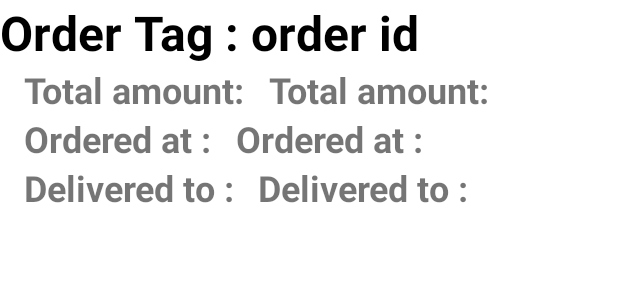
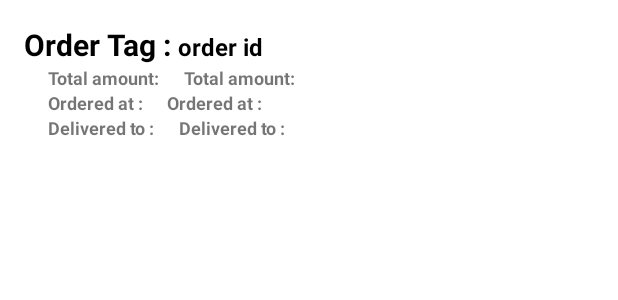
Before and after one commit to majdi221/TuniFy-Android, an Android app: the layout order_row.xml on its own in the app's theme, with its tools: preview values and no code run, on a phone screen of 412 x 824 dp. Shown: the top 300 px of the screen. Run offline under Robolectric (Android 15) with nearby library versions, the phone set to English and light mode, and no system bars; network calls fail.

Commit message:
displaying orders

```diff
--- a/app/src/main/java/com/esprit/tunify/CartFragment.kt
+++ b/app/src/main/java/com/esprit/tunify/CartFragment.kt
@@ -55,7 +55,7 @@ class CartFragment : Fragment() {
         cB.setOnClickListener {
             //val cart = getCart()
             val items: MutableList<items> = arrayListOf()
-            val order: Order = Order("", User("", "", "", "", "", "", ""), items, 0.0, "", Date())
+            val order: Order = Order("", "", items, 0.0, "", Date())
             var total = 0.0
             val sp: SharedPreferences = requireActivity().getSharedPreferences(Constants.SHARED_PREF_SESSION, MODE_PRIVATE)
             val user = sp.getString("USER_DATA", null)
@@ -83,7 +83,7 @@ class CartFragment : Fragment() {
              order.totalCost=total
              order.createdAt=Date()
              order.user=sessionUser*/
-            val orderr = OrderService.OrderBody(sessionUser, items, total, "address", Date())
+            val orderr = OrderService.OrderBody(sessionUser._id, items, total, "address", Date())
             Log.d("Order", "= " + order)
             addOrder(orderr)
 
--- a/app/src/main/java/com/esprit/tunify/OrderFragment.kt
+++ b/app/src/main/java/com/esprit/tunify/OrderFragment.kt
@@ -50,6 +50,7 @@ class OrderFragment : Fragment() {
                         Log.d("success", "orders printed " + response.body())
                         orders = response.body()?.order as MutableList<Order>
                         println(response.body())
+                        initAdapter(view)
                     } else {
                         Log.d("response", "error code is = " + response.code())
                     }
@@ -67,7 +68,7 @@ class OrderFragment : Fragment() {
 
 
 
-        initAdapter(view)
+        //initAdapter(view)
         return view
     }
 
--- a/app/src/main/java/com/esprit/tunify/ProductListFragment.kt
+++ b/app/src/main/java/com/esprit/tunify/ProductListFragment.kt
@@ -88,7 +88,7 @@ class ProductListFragment : Fragment() {
 
     private fun onItemClick(position: Int) {
 
-        Toast.makeText(activity, items.elementAt(position).name, Toast.LENGTH_SHORT).show()
+        //Toast.makeText(activity, items.elementAt(position).name, Toast.LENGTH_SHORT).show()
     }
 
 
--- a/app/src/main/java/com/esprit/tunify/adapter/OrdersAdapter.kt
+++ b/app/src/main/java/com/esprit/tunify/adapter/OrdersAdapter.kt
@@ -1,6 +1,7 @@
 package com.esprit.tunify.adapter
 
 import android.content.Context
+import android.util.Log
 import android.view.LayoutInflater
 import android.view.View
 import android.view.ViewGroup
@@ -26,7 +27,7 @@ class OrdersAdapter (var context: Context, var orders: List<Order>) :
     class ViewHolder(view: View) : RecyclerView.ViewHolder(view) {
 
         fun bindItem(order: Order) {
-
+            println("Order from adapter = "+order)
             // This displays the cart item information for each item
             itemView.orderId.text = order._id
             itemView.totalAmount.text = order.totalCost.toString()
--- a/app/src/main/java/com/esprit/tunify/model/Order.kt
+++ b/app/src/main/java/com/esprit/tunify/model/Order.kt
@@ -4,7 +4,7 @@ import java.util.*
 
 data class Order (
     var _id: String,
-    var user: User,
+    var user: String,
     var items: List<items>,
     var totalCost: Double,
     var address: String,
--- a/app/src/main/java/com/esprit/tunify/network/OrderService.kt
+++ b/app/src/main/java/com/esprit/tunify/network/OrderService.kt
@@ -17,12 +17,12 @@ interface OrderService {
     )
 
     data class OrdersBody(
-        val user: String
+        val _id: String
     )
 
 
     data class OrderBody (
-        var user: User,
+        var user: String,
         var items: MutableList<items>,
         var totalCost: Double,
         var address: String,
--- a/app/src/main/res/layout/order_row.xml
+++ b/app/src/main/res/layout/order_row.xml
@@ -2,6 +2,7 @@
 <androidx.constraintlayout.widget.ConstraintLayout xmlns:android="http://schemas.android.com/apk/res/android"
     android:layout_width="match_parent"
     android:layout_height="wrap_content"
+    android:padding="16dp"
     xmlns:app="http://schemas.android.com/apk/res-auto">
 
     <TextView
@@ -10,7 +11,7 @@
         android:layout_height="wrap_content"
         android:text="@string/order_tag"
         android:textStyle="bold"
-        android:textSize="32sp"
+        android:textSize="20sp"
         android:textColor="@color/black"
         app:layout_constraintTop_toTopOf="parent"
         app:layout_constraintLeft_toLeftOf="parent"/>
@@ -19,13 +20,14 @@
         android:id="@+id/orderId"
         android:layout_width="wrap_content"
         android:layout_height="wrap_content"
+        android:layout_marginStart="4dp"
+        android:layout_marginTop="4dp"
         android:text="@string/order_id"
+        android:textColor="@color/black"
+        android:textSize="16sp"
         android:textStyle="bold"
-        android:textSize="32sp"
-        android:textColor="@color/black"
-        android:layout_marginStart="8dp"
-        app:layout_constraintTop_toTopOf="parent"
-        app:layout_constraintStart_toEndOf="@+id/orderIdTextView"/>
+        app:layout_constraintStart_toEndOf="@+id/orderIdTextView"
+        app:layout_constraintTop_toTopOf="parent" />
 
     <TextView
         android:id="@+id/totalAmountTextView"
@@ -33,7 +35,7 @@
         android:layout_height="wrap_content"
         android:text="@string/total_amount"
         android:textStyle="bold"
-        android:textSize="24sp"
+        android:textSize="12sp"
         android:layout_marginStart="16dp"
         app:layout_constraintLeft_toLeftOf="parent"
         app:layout_constraintTop_toBottomOf="@+id/orderIdTextView"/>
@@ -44,7 +46,7 @@
         android:layout_height="wrap_content"
         android:text="@string/total_amount"
         android:textStyle="bold"
-        android:textSize="24sp"
+        android:textSize="12sp"
         android:layout_marginStart="16dp"
         app:layout_constraintTop_toBottomOf="@+id/orderIdTextView"
         app:layout_constraintStart_toEndOf="@+id/totalAmountTextView"/>
@@ -55,7 +57,7 @@
         android:layout_height="wrap_content"
         android:text="@string/ordered_at"
         android:textStyle="bold"
-        android:textSize="24sp"
+        android:textSize="12sp"
         android:layout_marginStart="16dp"
         app:layout_constraintLeft_toLeftOf="parent"
         app:layout_constraintTop_toBottomOf="@+id/totalAmountTextView"/>
@@ -66,7 +68,7 @@
         android:layout_height="wrap_content"
         android:text="@string/ordered_at"
         android:textStyle="bold"
-        android:textSize="24sp"
+        android:textSize="12sp"
         android:layout_marginStart="16dp"
         app:layout_constraintStart_toEndOf="@+id/orderDateTextView"
         app:layout_constraintTop_toBottomOf="@+id/totalAmountTextView"/>
@@ -77,7 +79,7 @@
         android:layout_height="wrap_content"
         android:text="@string/delivered_to"
         android:textStyle="bold"
-        android:textSize="24sp"
+        android:textSize="12sp"
         android:layout_marginStart="16dp"
         app:layout_constraintLeft_toLeftOf="parent"
         app:layout_constraintTop_toBottomOf="@+id/orderDateTextView"/>
@@ -88,7 +90,7 @@
         android:layout_height="wrap_content"
         android:text="@string/delivered_to"
         android:textStyle="bold"
-        android:textSize="24sp"
+        android:textSize="12sp"
         android:layout_marginStart="16dp"
         app:layout_constraintStart_toEndOf="@+id/orderAddressTextView"
         app:layout_constraintTop_toBottomOf="@+id/orderDateTextView"/>
--- a/app/src/main/res/values/strings.xml
+++ b/app/src/main/res/values/strings.xml
@@ -71,4 +71,6 @@
     <string name="delivered_to">Delivered to :</string>
     <string name="order_tag">Order Tag :</string>
     <string name="remember_me">Remember Me</string>
+    <string name="product_name_detail">product name detail</string>
+    <string name="description">Lorem ipsum dolor sit amet, consectetur adipiscing elit, sed do eiusmod tempor incididunt ut labore et dolore magna aliqua. Ut enim ad minim veniam, quis nostrud exercitation ullamco laboris nisi ut aliquip ex ea commodo consequat. Duis aute irure dolor in reprehenderit in voluptate velit esse cillum dolore eu fugiat nulla pariatur. Excepteur sint occaecat cupidatat non proident, sunt in culpa qui officia deserunt mollit anim id est laborum.</string>
 </resources>
```
Also changed, not shown: app/src/main/AndroidManifest.xml (+5 -2 lines), app/src/main/java/com/esprit/tunify/ProductDetailsActivity.kt (added, +11 -0 lines), app/src/main/res/layout/product_details.xml (+21 -2 lines).
